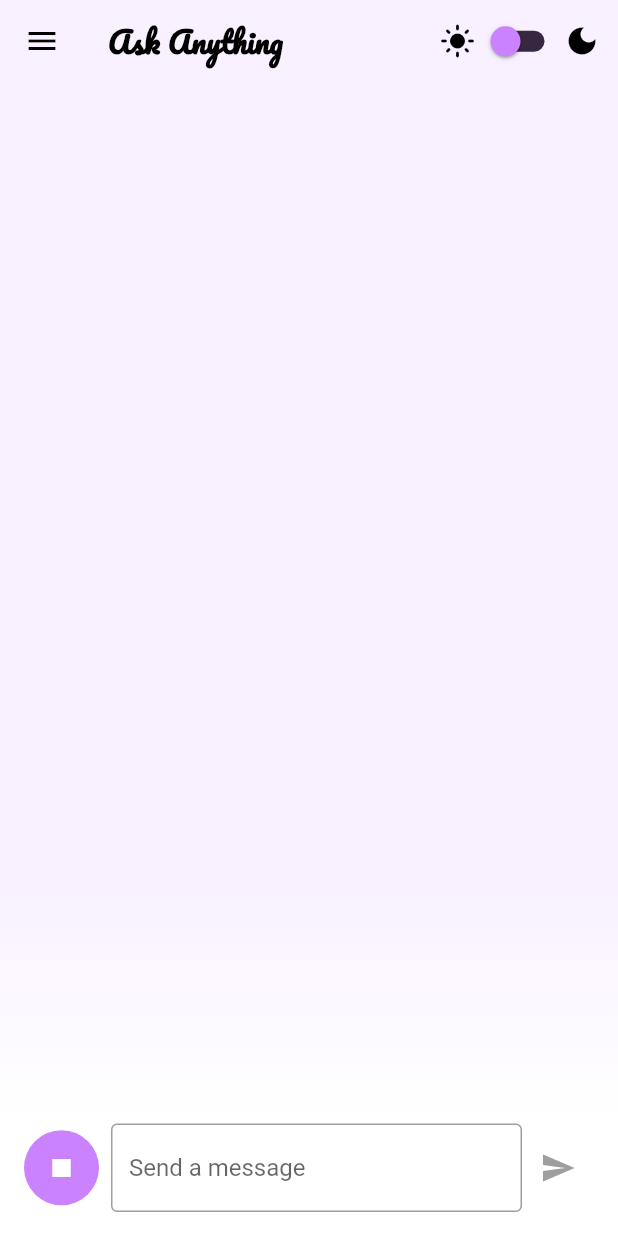
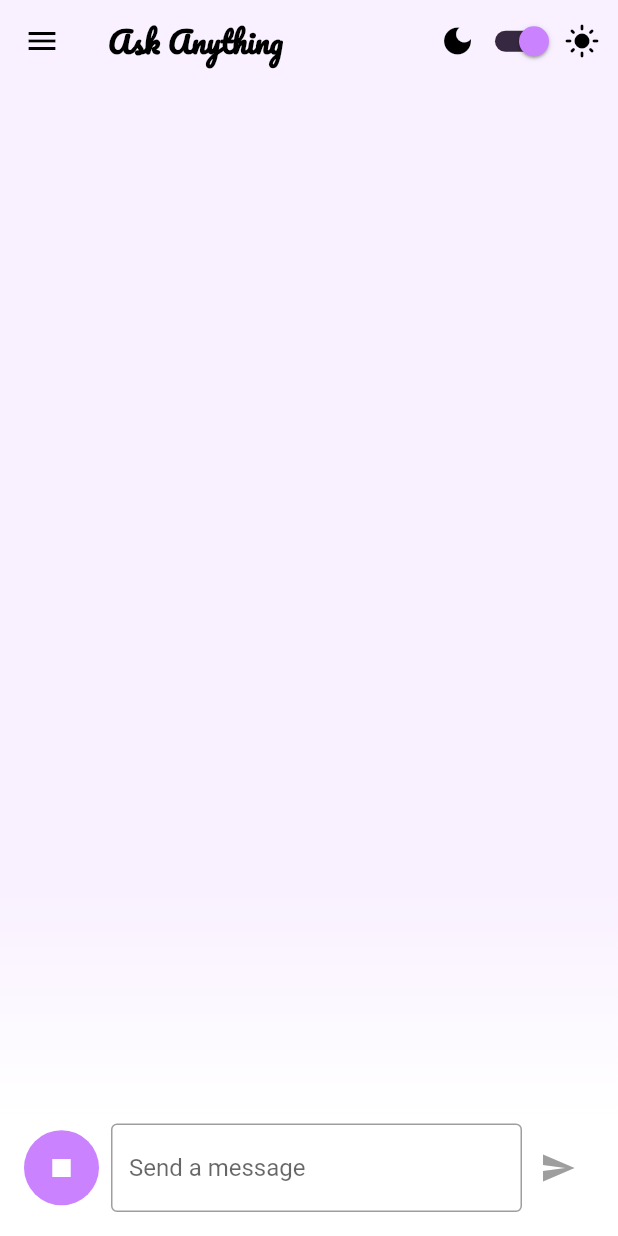
Before and after one commit to MayurSMahajan/Queries.AI, a Flutter app: the screen it shows after launch, after a tap on the "mic" icon, on a phone screen of 412 x 824 dp. Run offline on Flutter 3.47's test engine with Material 2 defaults, Android fonts, the phone set to English and light mode, and no system bars; our stand-ins replace dartz, equatable, flutter_bloc, flutter_dotenv, flutter_tts, get_it and 3 more.

Commit message:
chore: remove provider and theme provider

```diff
--- /dev/null
+++ b/chat_app/lib/2_application/core/services/theme_cubit.dart
@@ -0,0 +1,8 @@
+import 'package:flutter_bloc/flutter_bloc.dart';
+
+class ThemeCubit extends Cubit<bool> {
+  ThemeCubit() : super(true);
+
+  //toggle the theme.
+  void toggleTheme() => emit(!state);
+}
--- a/chat_app/lib/2_application/core/services/theme_services.dart
+++ /dev/null
@@ -1,10 +0,0 @@
-import 'package:flutter/material.dart';
-
-class ThemeService extends ChangeNotifier {
-  bool isDarkModeOn = false;
-
-  void toggleTheme() {
-    isDarkModeOn = !isDarkModeOn;
-    notifyListeners();
-  }
-}
--- a/chat_app/lib/2_application/core/widgets/app_bar.dart
+++ b/chat_app/lib/2_application/core/widgets/app_bar.dart
@@ -1,7 +1,6 @@
+import 'package:chat_app/2_application/core/services/theme_cubit.dart';
 import 'package:flutter/material.dart';
-import 'package:provider/provider.dart';
-
-import '../services/theme_services.dart';
+import 'package:flutter_bloc/flutter_bloc.dart';
 
 class MyAppBar extends StatelessWidget implements PreferredSizeWidget {
   final String title;
@@ -19,14 +18,14 @@ class MyAppBar extends StatelessWidget implements PreferredSizeWidget {
       actions: [
         Row(
           children: [
-            const Icon(Icons.light_mode),
+            const Icon(Icons.dark_mode),
             Switch(
-                value: Provider.of<ThemeService>(context).isDarkModeOn,
+                value: BlocProvider.of<ThemeCubit>(context).state,
                 onChanged: (_) {
-                  Provider.of<ThemeService>(context, listen: false)
+                  BlocProvider.of<ThemeCubit>(context, listen: false)
                       .toggleTheme();
                 }),
-            const Icon(Icons.dark_mode),
+            const Icon(Icons.light_mode),
             const SizedBox(width: 12),
           ],
         )
--- a/chat_app/lib/main.dart
+++ b/chat_app/lib/main.dart
@@ -1,34 +1,38 @@
+import 'package:chat_app/2_application/core/services/theme_cubit.dart';
 import 'package:chat_app/2_application/routes/router.dart';
 import 'package:flutter/material.dart';
+import 'package:flutter_bloc/flutter_bloc.dart';
 import 'package:flutter_dotenv/flutter_dotenv.dart';
 
-import 'package:provider/provider.dart';
 import 'package:chat_app/2_application/themes/theme.dart';
-import '2_application/core/services/theme_services.dart';
 import 'injection.dart' as dependency_injection;
 
 void main() async {
   WidgetsFlutterBinding.ensureInitialized();
   await dependency_injection.init();
   await dotenv.load(fileName: ".env");
-  runApp(ChangeNotifierProvider(
-    create: (context) => ThemeService(),
+  runApp(
+    BlocProvider<ThemeCubit>(
+      create: (_) => ThemeCubit(),
       child: const MyApp(),
-  ));
+    ),
+  );
 }
 
 class MyApp extends StatelessWidget {
   const MyApp({Key? key}) : super(key: key);
   @override
   Widget build(BuildContext context) {
-    return Consumer<ThemeService>(builder: (context, themeService, child) {
+    return BlocBuilder<ThemeCubit, bool>(
+      builder: (context, isLightTheme) {
         return MaterialApp.router(
           debugShowCheckedModeBanner: false,
-        themeMode: themeService.isDarkModeOn ? ThemeMode.dark : ThemeMode.light,
+          themeMode: isLightTheme ? ThemeMode.light : ThemeMode.dark,
           theme: AppTheme.lightTheme,
           darkTheme: AppTheme.darkTheme,
           routerConfig: router,
         );
-    });
+      },
+    );
   }
 }
--- a/chat_app/pubspec.yaml
+++ b/chat_app/pubspec.yaml
@@ -11,7 +11,6 @@ dependencies:
     sdk: flutter
 
 
-  provider: ^6.0.3
   flutter_bloc: ^8.1.1
   equatable: ^2.0.5
   dartz: ^0.10.1
```
Lines whose indentation alone changed are shown as unchanged.
